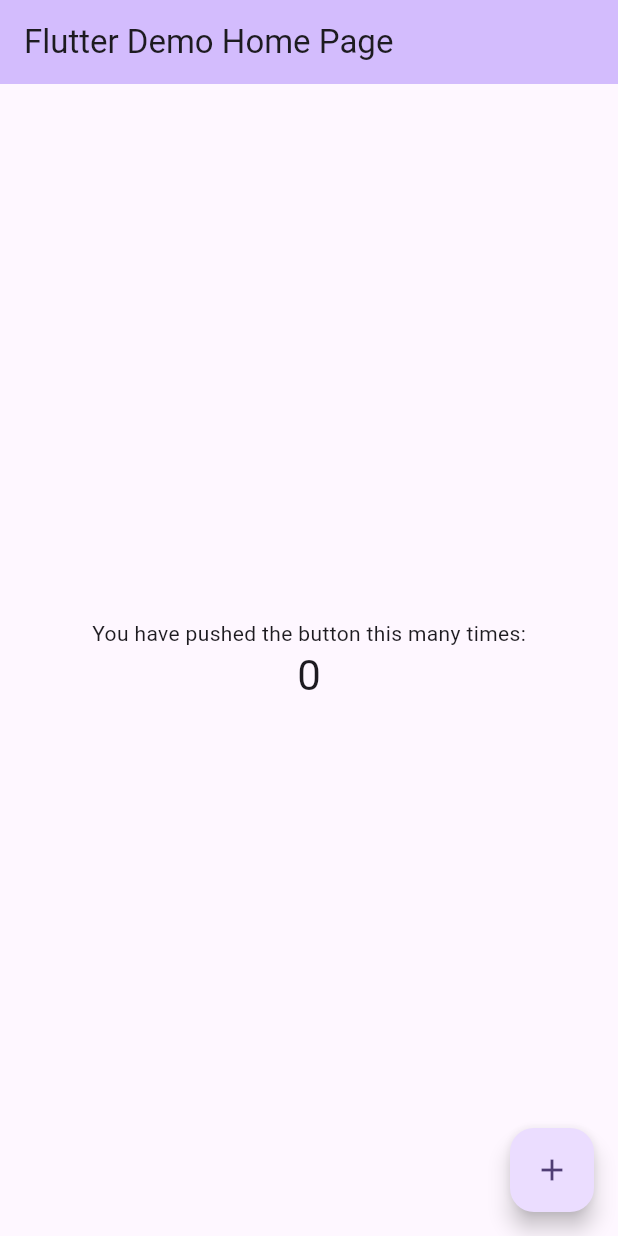
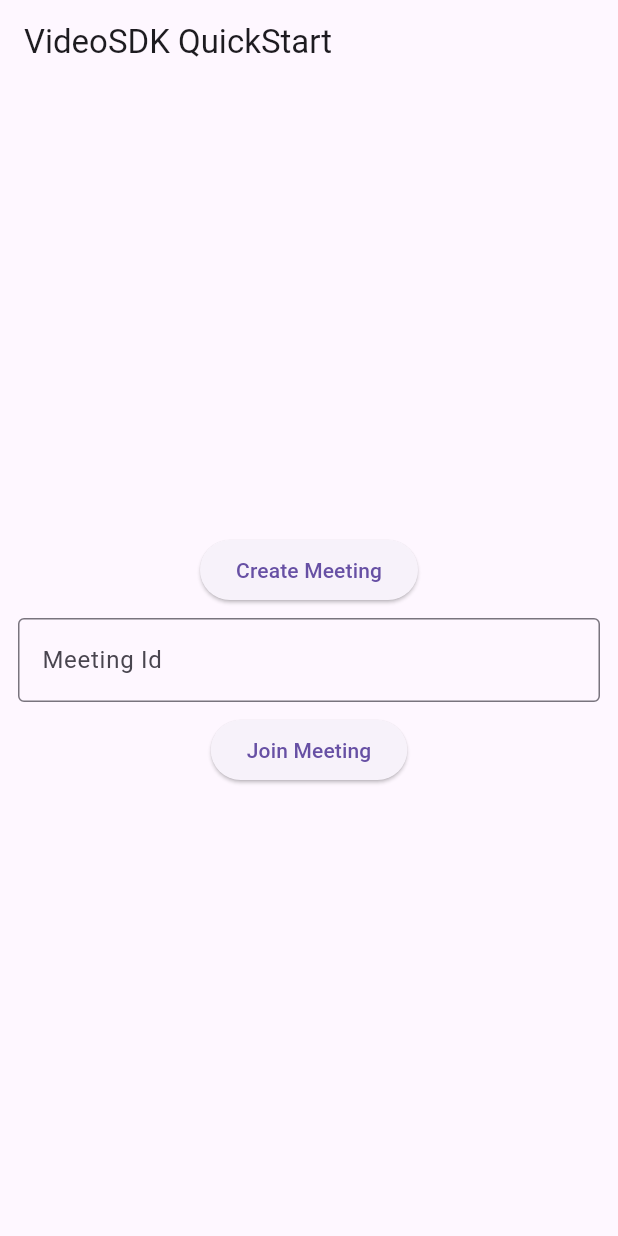
Before and after one commit to jayantadutta-code/videosdk_flutter_quickstart, a Flutter app: the screen it shows after launch, on a phone screen of 412 x 824 dp. Run offline on Flutter 3.47's test engine with Material 3 defaults, Android fonts, the phone set to English and light mode, and no system bars; missing offline and left inert: videosdk.

Commit message:
update
update

```diff
--- /dev/null
+++ b/lib/api_call.dart
@@ -0,0 +1,16 @@
+import 'dart:convert';
+import 'package:http/http.dart' as http;
+
+//Auth token we will use to generate a meeting and connect to it
+String token = "eyJhbGciOiJIUzI1NiIsInR5cCI6IkpXVCJ9.eyJhcGlrZXkiOiI0YjkxNTZmZC03NDYxLTRlZTEtOTEzMy0yN2U5MGM3YjdmN2UiLCJwZXJtaXNzaW9ucyI6WyJhbGxvd19qb2luIl0sImlhdCI6MTc3MTQ5NzU1OCwiZXhwIjoxNzcyMTAyMzU4fQ.2-G1kyGJCU6KxBYc-piC87ep--_3-06In7tIv--iAVY";
+
+// API call to create meeting
+Future<String> createMeeting() async {
+  final http.Response httpResponse = await http.post(
+    Uri.parse("https://api.videosdk.live/v2/rooms"),
+    headers: {'Authorization': token},
+  );
+
+//Destructuring the roomId from the response
+  return json.decode(httpResponse.body)['roomId'];
+}
--- /dev/null
+++ b/lib/join_screen.dart
@@ -0,0 +1,81 @@
+import 'package:flutter/material.dart';
+import 'api_call.dart';
+import 'meeting_screen.dart';
+
+class JoinScreen extends StatelessWidget {
+  final _meetingIdController = TextEditingController();
+
+  JoinScreen({super.key});
+
+  void onCreateButtonPressed(BuildContext context) async {
+// call api to create meeting and then navigate to MeetingScreen with meetingId,token
+    await createMeeting().then((meetingId) {
+      if (!context.mounted) return;
+      Navigator.of(context).push(
+        MaterialPageRoute(
+          builder: (context) => MeetingScreen(
+            meetingId: meetingId,
+            token: token,
+          ),
+        ),
+      );
+    });
+  }
+
+  void onJoinButtonPressed(BuildContext context) {
+    String meetingId = _meetingIdController.text;
+    var re = RegExp("\\w{4}\\-\\w{4}\\-\\w{4}");
+// check meeting id is not null or invaild
+// if meeting id is vaild then navigate to MeetingScreen with meetingId,token
+    if (meetingId.isNotEmpty && re.hasMatch(meetingId)) {
+      _meetingIdController.clear();
+      Navigator.of(context).push(
+        MaterialPageRoute(
+          builder: (context) => MeetingScreen(
+            meetingId: meetingId,
+            token: token,
+          ),
+        ),
+      );
+    } else {
+      ScaffoldMessenger.of(context).showSnackBar(const SnackBar(
+        content: Text("Please enter valid meeting id"),
+      ));
+    }
+  }
+
+  @override
+  Widget build(BuildContext context) {
+    return Scaffold(
+      appBar: AppBar(
+        title: const Text('VideoSDK QuickStart'),
+      ),
+      body: Padding(
+        padding: const EdgeInsets.all(12.0),
+        child: Column(
+          mainAxisAlignment: MainAxisAlignment.center,
+          children: [
+            ElevatedButton(
+              onPressed: () => onCreateButtonPressed(context),
+              child: const Text('Create Meeting'),
+            ),
+            Container(
+              margin: const EdgeInsets.fromLTRB(0, 8.0, 0, 8.0),
+              child: TextField(
+                decoration: const InputDecoration(
+                  hintText: 'Meeting Id',
+                  border: OutlineInputBorder(),
+                ),
+                controller: _meetingIdController,
+              ),
+            ),
+            ElevatedButton(
+              onPressed: () => onJoinButtonPressed(context),
+              child: const Text('Join Meeting'),
+            ),
+          ],
+        ),
+      ),
+    );
+  }
+}
--- a/lib/main.dart
+++ b/lib/main.dart
@@ -1,4 +1,5 @@
 import 'package:flutter/material.dart';
+import 'join_screen.dart';
 
 void main() {
   runApp(const MyApp());
@@ -7,116 +8,15 @@
 class MyApp extends StatelessWidget {
   const MyApp({super.key});
 
-  // This widget is the root of your application.
+// This widget is the root of your application.
   @override
   Widget build(BuildContext context) {
     return MaterialApp(
-      title: 'Flutter Demo',
+      title: 'VideoSDK QuickStart',
       theme: ThemeData(
-        // This is the theme of your application.
-        //
-        // TRY THIS: Try running your application with "flutter run". You'll see
-        // the application has a purple toolbar. Then, without quitting the app,
-        // try changing the seedColor in the colorScheme below to Colors.green
-        // and then invoke "hot reload" (save your changes or press the "hot
-        // reload" button in a Flutter-supported IDE, or press "r" if you used
-        // the command line to start the app).
-        //
-        // Notice that the counter didn't reset back to zero; the application
-        // state is not lost during the reload. To reset the state, use hot
-        // restart instead.
-        //
-        // This works for code too, not just values: Most code changes can be
-        // tested with just a hot reload.
-        colorScheme: .fromSeed(seedColor: Colors.deepPurple),
+        primarySwatch: Colors.blue,
       ),
-      home: const MyHomePage(title: 'Flutter Demo Home Page'),
+      home: JoinScreen(),
     );
   }
 }
-
-class MyHomePage extends StatefulWidget {
-  const MyHomePage({super.key, required this.title});
-
-  // This widget is the home page of your application. It is stateful, meaning
-  // that it has a State object (defined below) that contains fields that affect
-  // how it looks.
-
-  // This class is the configuration for the state. It holds the values (in this
-  // case the title) provided by the parent (in this case the App widget) and
-  // used by the build method of the State. Fields in a Widget subclass are
-  // always marked "final".
-
-  final String title;
-
-  @override
-  State<MyHomePage> createState() => _MyHomePageState();
-}
-
-class _MyHomePageState extends State<MyHomePage> {
-  int _counter = 0;
-
-  void _incrementCounter() {
-    setState(() {
-      // This call to setState tells the Flutter framework that something has
-      // changed in this State, which causes it to rerun the build method below
-      // so that the display can reflect the updated values. If we changed
-      // _counter without calling setState(), then the build method would not be
-      // called again, and so nothing would appear to happen.
-      _counter++;
-    });
-  }
-
-  @override
-  Widget build(BuildContext context) {
-    // This method is rerun every time setState is called, for instance as done
-    // by the _incrementCounter method above.
-    //
-    // The Flutter framework has been optimized to make rerunning build methods
-    // fast, so that you can just rebuild anything that needs updating rather
-    // than having to individually change instances of widgets.
-    return Scaffold(
-      appBar: AppBar(
-        // TRY THIS: Try changing the color here to a specific color (to
-        // Colors.amber, perhaps?) and trigger a hot reload to see the AppBar
-        // change color while the other colors stay the same.
-        backgroundColor: Theme.of(context).colorScheme.inversePrimary,
-        // Here we take the value from the MyHomePage object that was created by
-        // the App.build method, and use it to set our appbar title.
-        title: Text(widget.title),
-      ),
-      body: Center(
-        // Center is a layout widget. It takes a single child and positions it
-        // in the middle of the parent.
-        child: Column(
-          // Column is also a layout widget. It takes a list of children and
-          // arranges them vertically. By default, it sizes itself to fit its
-          // children horizontally, and tries to be as tall as its parent.
-          //
-          // Column has various properties to control how it sizes itself and
-          // how it positions its children. Here we use mainAxisAlignment to
-          // center the children vertically; the main axis here is the vertical
-          // axis because Columns are vertical (the cross axis would be
-          // horizontal).
-          //
-          // TRY THIS: Invoke "debug painting" (choose the "Toggle Debug Paint"
-          // action in the IDE, or press "p" in the console), to see the
-          // wireframe for each widget.
-          mainAxisAlignment: .center,
-          children: [
-            const Text('You have pushed the button this many times:'),
-            Text(
-              '$_counter',
-              style: Theme.of(context).textTheme.headlineMedium,
-            ),
-          ],
-        ),
-      ),
-      floatingActionButton: FloatingActionButton(
-        onPressed: _incrementCounter,
-        tooltip: 'Increment',
-        child: const Icon(Icons.add),
-      ),
-    );
-  }
-}
--- a/pubspec.yaml
+++ b/pubspec.yaml
@@ -34,6 +34,8 @@
   # The following adds the Cupertino Icons font to your application.
   # Use with the CupertinoIcons class for iOS style icons.
   cupertino_icons: ^1.0.8
+  videosdk: ^3.6.1
+  http: ^1.6.0
 
 dev_dependencies:
   flutter_test:
```
Also changed, not shown: lib/meeting_controls.dart (added, +29 -0 lines), lib/meeting_screen.dart (added, +145 -0 lines), lib/participant_tile.dart (added, +69 -0 lines), pubspec.lock, 7 other files.
